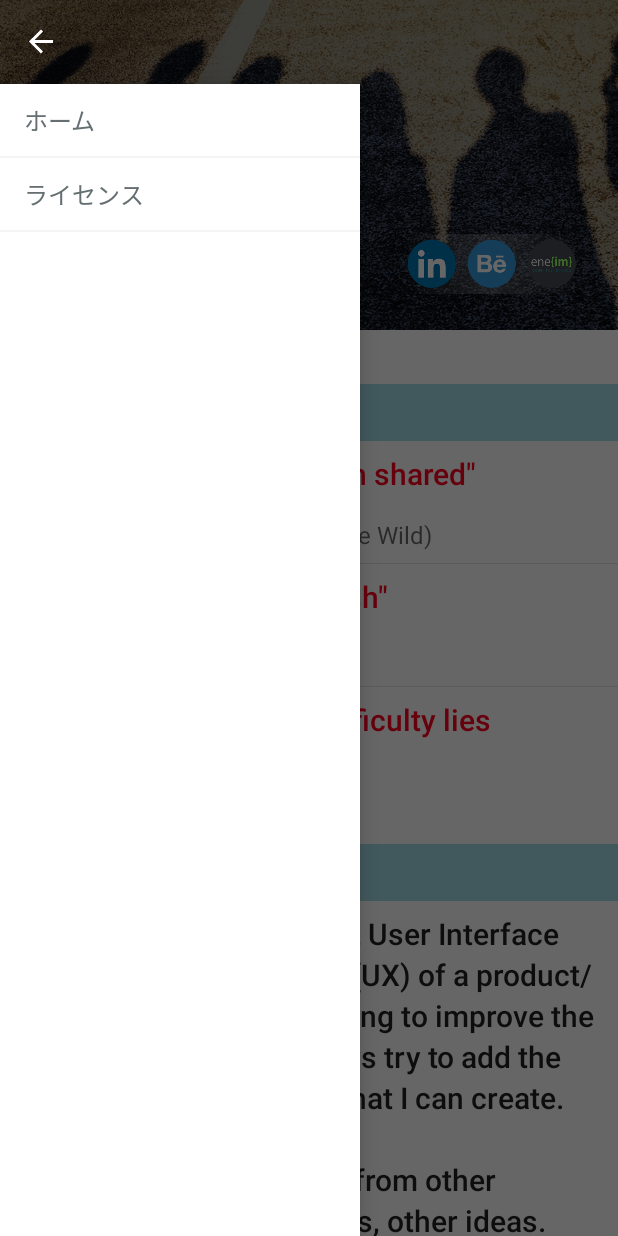
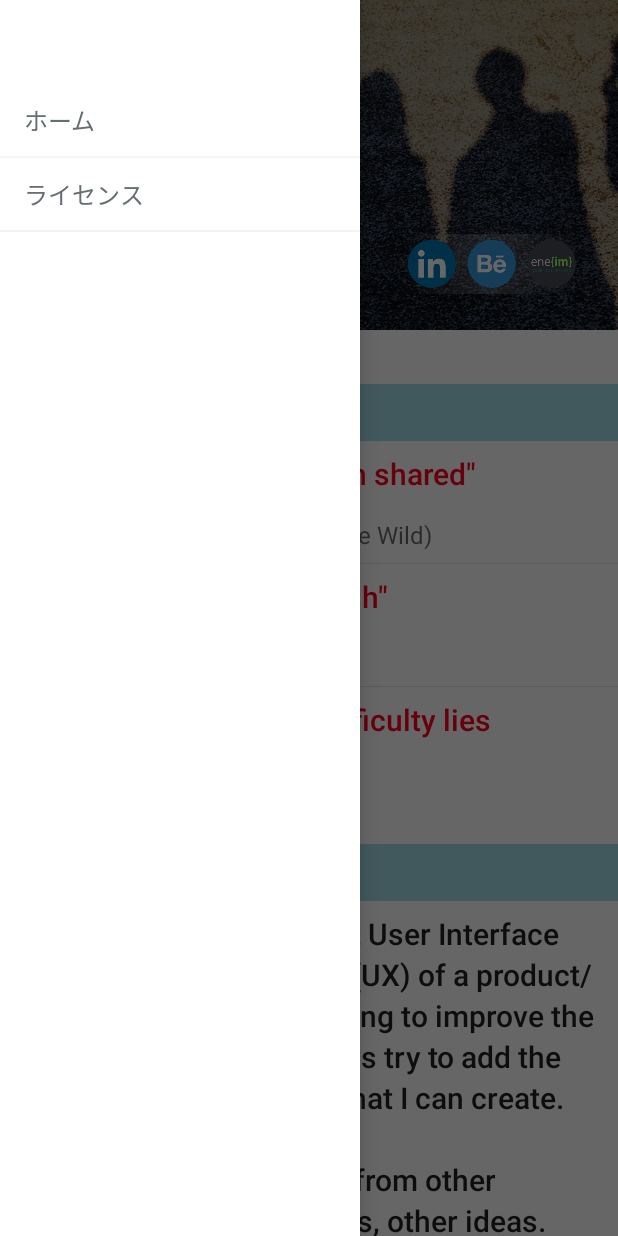
Before and after one commit to HEMAL-PATEL/Resume-1, an Android app: the screen it shows after launch (MyResumeActivity), with the side drawer open, on a phone screen of 412 x 824 dp. Run offline under Robolectric (Android 15) with nearby library versions, the phone set to English and light mode, and no system bars; our stand-ins replace Picasso; libraries missing offline, so code that uses them is left out: com.astuetz; plain views replace PagerSlidingTabStrip; pictures from the network do not load; 6 statements that could not run were skipped.

Commit message:
fix params naming, add translucent statusbar (transparent actually). better visual on home page, blah blah. ref from Google IOSched app

```diff
--- a/mobile/src/main/java/im/ene/lab/resume/MyResumeActivity.java
+++ b/mobile/src/main/java/im/ene/lab/resume/MyResumeActivity.java
@@ -9,8 +9,10 @@ import im.ene.lab.resume.widgets.CircleTransform;
 import im.ene.lab.resume.widgets.KenBurnsView;
 import im.ene.lab.resume.widgets.ObservableHorizontalScrollView;
 import im.ene.lab.resume.widgets.ObservableScrollView.OnScrollChangedListener;
+import im.ene.lab.resume.widgets.ScrimInsetsFrameLayout;
 import im.ene.lab.resume.widgets.TabHolderScrollingContent;
 import android.annotation.SuppressLint;
+import android.graphics.Rect;
 import android.graphics.drawable.ColorDrawable;
 import android.os.Build;
 import android.os.Bundle;
@@ -26,6 +28,9 @@ import android.text.SpannableString;
 import android.util.Log;
 import android.view.MotionEvent;
 import android.view.View;
+import android.view.ViewGroup;
+import android.view.Window;
+import android.view.WindowManager;
 import android.widget.HorizontalScrollView;
 import android.widget.ImageView;
 import android.widget.ScrollView;
@@ -37,12 +42,12 @@ import com.squareup.picasso.Picasso;
 
 @SuppressLint("NewApi")
 public class MyResumeActivity extends ActionBarActivity implements
-        OnScrollChangedListener, NavigationDrawerCallbacks {
+        OnScrollChangedListener, NavigationDrawerCallbacks, ScrimInsetsFrameLayout.OnInsetsCallback {
 
     private int mActionBarTitleColor;
 
     private View mHeader;
-    private static int mHeaderHeight;
+    private static int mHeaderHeight, mActionBarHeight, mStatusBarHeight;
     private KenBurnsView mHeaderPicture;
     private ImageView mHeaderLogo;
 
@@ -59,6 +64,7 @@ public class MyResumeActivity extends ActionBarActivity implements
     private ObservableHorizontalScrollView mSocialButton;
 
     private Toolbar mToolbar;
+    private Window mWindows;
 
     private float mLastAlphaRatio;
 
@@ -72,11 +78,22 @@ public class MyResumeActivity extends ActionBarActivity implements
         mToolbar = (Toolbar) findViewById(R.id.toolbar);
         if (mToolbar != null) {
             setSupportActionBar(mToolbar);
+
+            mActionBarHeight = mToolbar.getHeight();
         }
 
         getSupportActionBar().setTitle("");
         // getSupportActionBar().setDisplayHomeAsUpEnabled(true);
         // getSupportActionBar().setHomeButtonEnabled(true);
+
+        // dealing with status bar:
+        mWindows = getWindow();
+        mWindows.addFlags(WindowManager.LayoutParams.FLAG_DRAWS_SYSTEM_BAR_BACKGROUNDS);
+        mWindows.clearFlags(WindowManager.LayoutParams.FLAG_TRANSLUCENT_STATUS);
+
+        ScrimInsetsFrameLayout scrimInsetsFrameLayout = (ScrimInsetsFrameLayout)
+                findViewById(R.id.capture_insets_frame_layout);
+        scrimInsetsFrameLayout.setOnInsetsCallback(this);
 
         mDrawerLayout = (DrawerLayout) findViewById(R.id.drawer_layout);
         mNavigationDrawerFragment = (NavigationDrawerFragment) getSupportFragmentManager()
@@ -145,10 +162,16 @@ public class MyResumeActivity extends ActionBarActivity implements
                 R.color.tool_bar_want));
         toolbarColor.setAlpha(0);
 
+
         if (Build.VERSION.SDK_INT >= Build.VERSION_CODES.JELLY_BEAN)
             mToolbar.setBackground(toolbarColor);
         else
             mToolbar.setBackgroundDrawable(toolbarColor);
+
+        ColorDrawable statusBarColor = new ColorDrawable(getResources().getColor(R.color.tool_bar_want_dark));
+        statusBarColor.setAlpha(0);
+
+        mWindows.setStatusBarColor(statusBarColor.getColor());
 
         setTitleAlpha(0.0f);
 
@@ -231,7 +254,7 @@ public class MyResumeActivity extends ActionBarActivity implements
         mLastAlphaRatio = ratio;
 
         ViewCompat.setTranslationY(mHeader,
-                Math.max(-t, -(mPagerTabs.getHeight() + headerHeight)));
+                Math.max(-t, -(mPagerTabs.getHeight() + headerHeight - mStatusBarHeight)));
 
         ColorDrawable toolbarColor = new ColorDrawable(getResources().getColor(
                 R.color.tool_bar_want));
@@ -241,54 +264,12 @@ public class MyResumeActivity extends ActionBarActivity implements
         else
             mToolbar.setBackgroundDrawable(toolbarColor);
 
+        ColorDrawable statusBarColor = new ColorDrawable(getResources().getColor(R.color.tool_bar_want_dark));
+        statusBarColor.setAlpha((int) (ratio * 255));
+
+        mWindows.setStatusBarColor(statusBarColor.getColor());
+
         setTitleAlpha(ratio);
-    }
-
-    @Override
-    protected void onPause() {
-
-        // if (!file.exists())
-        // try {
-        // file.createNewFile();
-        // } catch (IOException e1) {
-        // Toast.makeText(this, "false: IO", Toast.LENGTH_SHORT).show();
-        // e1.printStackTrace();
-        // }
-
-		/*
-		 * try { View view = getWindow().getDecorView().getRootView(); //
-		 * view.setDrawingCacheEnabled(true); // Bitmap b =
-		 * view.getDrawingCache().copy(Bitmap.Config.ARGB_8888, // false); //
-		 * view.destroyDrawingCache();
-		 *
-		 * Toast.makeText(this, view.getWidth() + " | " + view.getHeight(),
-		 * Toast.LENGTH_SHORT).show();
-		 *
-		 * Bitmap bitmap = Bitmap.createBitmap(view.getWidth(),
-		 * view.getHeight(), Bitmap.Config.ARGB_8888); // crashes when //
-		 * scale_ratio // is 1 Canvas canvas = new Canvas(bitmap);
-		 * view.draw(canvas);
-		 *
-		 * String file = Environment.getExternalStoragePublicDirectory(
-		 * Environment.DIRECTORY_DCIM).toString() + "/resume.png";
-		 *
-		 * OutputStream outputStream = new FileOutputStream(new File(file));
-		 * bitmap.compress(Bitmap.CompressFormat.PNG, 0, outputStream);
-		 * outputStream.flush(); outputStream.close();
-		 *
-		 * Toast.makeText(this, "success", Toast.LENGTH_SHORT).show(); } catch
-		 * (FileNotFoundException e) { Toast.makeText(this, "false: File",
-		 * Toast.LENGTH_SHORT).show(); e.printStackTrace(); } catch (IOException
-		 * e) { Toast.makeText(this, "false: IO", Toast.LENGTH_SHORT).show();
-		 * e.printStackTrace(); }
-		 */
-        super.onPause();
-    }
-
-    @Override
-    protected void onStop() {
-        super.onStop();
-
     }
 
     @Override
@@ -319,6 +300,24 @@ public class MyResumeActivity extends ActionBarActivity implements
         else
             mToolbar.setBackgroundDrawable(toolbarColor);
 
+        ColorDrawable statusBarColor = new ColorDrawable(getResources().getColor(R.color.tool_bar_want_dark));
+        statusBarColor.setAlpha((int) (ratio * 255));
+
+        mWindows.setStatusBarColor(statusBarColor.getColor());
+
         setTitleAlpha(ratio);
     }
+
+    @Override
+    public void onInsetsChanged(Rect insets) {
+        mStatusBarHeight = insets.top;
+        Toolbar toolbar = mToolbar;
+        ViewGroup.MarginLayoutParams lp = (ViewGroup.MarginLayoutParams)
+                toolbar.getLayoutParams();
+        lp.topMargin = insets.top;
+        int top = insets.top;
+        insets.top += mToolbar.getHeight();
+        toolbar.setLayoutParams(lp);
+        insets.top = top;
+    }
 }
--- /dev/null
+++ b/mobile/src/main/java/im/ene/lab/resume/widgets/ScrimInsetsFrameLayout.java
@@ -0,0 +1,142 @@
+/*
+ * Copyright 2014 Google Inc.
+ *
+ * Licensed under the Apache License, Version 2.0 (the "License");
+ * you may not use this file except in compliance with the License.
+ * You may obtain a copy of the License at
+ *
+ *     http://www.apache.org/licenses/LICENSE-2.0
+ *
+ * Unless required by applicable law or agreed to in writing, software
+ * distributed under the License is distributed on an "AS IS" BASIS,
+ * WITHOUT WARRANTIES OR CONDITIONS OF ANY KIND, either express or implied.
+ * See the License for the specific language governing permissions and
+ * limitations under the License.
+ */
+
+package im.ene.lab.resume.widgets;
+
+import android.content.Context;
+import android.content.res.TypedArray;
+import android.graphics.Canvas;
+import android.graphics.Rect;
+import android.graphics.drawable.Drawable;
+import android.support.v4.view.ViewCompat;
+import android.util.AttributeSet;
+import android.widget.FrameLayout;
+
+import im.ene.lab.resume.R;
+
+/**
+ * A layout that draws something in the insets passed to {@link #fitSystemWindows(Rect)}, i.e. the area above UI chrome
+ * (status and navigation bars, overlay action bars).
+ */
+public class ScrimInsetsFrameLayout extends FrameLayout {
+    private Drawable mInsetForeground;
+
+    private Rect mInsets;
+    private Rect mTempRect = new Rect();
+    private OnInsetsCallback mOnInsetsCallback;
+
+    public ScrimInsetsFrameLayout(Context context) {
+        super(context);
+        init(context, null, 0);
+    }
+
+    public ScrimInsetsFrameLayout(Context context, AttributeSet attrs) {
+        super(context, attrs);
+        init(context, attrs, 0);
+    }
+
+    public ScrimInsetsFrameLayout(Context context, AttributeSet attrs, int defStyle) {
+        super(context, attrs, defStyle);
+        init(context, attrs, defStyle);
+    }
+
+    private void init(Context context, AttributeSet attrs, int defStyle) {
+        final TypedArray a = context.obtainStyledAttributes(attrs,
+                R.styleable.ScrimInsetsView, defStyle, 0);
+        if (a == null) {
+            return;
+        }
+        mInsetForeground = a.getDrawable(R.styleable.ScrimInsetsView_insetForeground);
+        a.recycle();
+
+        setWillNotDraw(true);
+    }
+
+    @Override
+    protected boolean fitSystemWindows(Rect insets) {
+        mInsets = new Rect(insets);
+        setWillNotDraw(mInsetForeground == null);
+        ViewCompat.postInvalidateOnAnimation(this);
+        if (mOnInsetsCallback != null) {
+            mOnInsetsCallback.onInsetsChanged(insets);
+        }
+        return true; // consume insets
+    }
+
+    @Override
+    public void draw(Canvas canvas) {
+        super.draw(canvas);
+
+        int width = getWidth();
+        int height = getHeight();
+        if (mInsets != null && mInsetForeground != null) {
+            int sc = canvas.save();
+            canvas.translate(getScrollX(), getScrollY());
+
+            // Top
+            mTempRect.set(0, 0, width, mInsets.top);
+            mInsetForeground.setBounds(mTempRect);
+            mInsetForeground.draw(canvas);
+
+            // Bottom
+            mTempRect.set(0, height - mInsets.bottom, width, height);
+            mInsetForeground.setBounds(mTempRect);
+            mInsetForeground.draw(canvas);
+
+            // Left
+            mTempRect.set(0, mInsets.top, mInsets.left, height - mInsets.bottom);
+            mInsetForeground.setBounds(mTempRect);
+            mInsetForeground.draw(canvas);
+
+            // Right
+            mTempRect.set(width - mInsets.right, mInsets.top, width, height - mInsets.bottom);
+            mInsetForeground.setBounds(mTempRect);
+            mInsetForeground.draw(canvas);
+
+            canvas.restoreToCount(sc);
+        }
+    }
+
+    @Override
+    protected void onAttachedToWindow() {
+        super.onAttachedToWindow();
+        if (mInsetForeground != null) {
+            mInsetForeground.setCallback(this);
+        }
+    }
+
+    @Override
+    protected void onDetachedFromWindow() {
+        super.onDetachedFromWindow();
+        if (mInsetForeground != null) {
+            mInsetForeground.setCallback(null);
+        }
+    }
+
+    /**
+     * Allows the calling container to specify a callback for custom processing when insets change (i.e. when
+     * {@link #fitSystemWindows(Rect)} is called. This is useful for setting padding on UI elements based on
+     * UI chrome insets (e.g. a Google Map or a ListView). When using with ListView or GridView, remember to set
+     * clipToPadding to false.
+     */
+    public void setOnInsetsCallback(OnInsetsCallback onInsetsCallback) {
+        mOnInsetsCallback = onInsetsCallback;
+    }
+
+    public static interface OnInsetsCallback {
+        public void onInsetsChanged(Rect insets);
+    }
+}
--- a/mobile/src/main/res/layout/activity_cv.xml
+++ b/mobile/src/main/res/layout/activity_cv.xml
@@ -5,16 +5,20 @@
     android:layout_width="match_parent"
     android:layout_height="match_parent"
     android:descendantFocusability="blocksDescendants"
-    android:fitsSystemWindows="true" >
+    android:fitsSystemWindows="false" >
 
     <android.support.v4.widget.DrawerLayout
         android:id="@+id/drawer_layout"
         android:layout_width="match_parent"
-        android:layout_height="match_parent" >
+        android:layout_height="match_parent"
+        android:fitsSystemWindows="true">
 
-        <FrameLayout
+        <im.ene.lab.resume.widgets.ScrimInsetsFrameLayout
+            android:id="@+id/capture_insets_frame_layout"
             android:layout_width="match_parent"
-            android:layout_height="match_parent" >
+            android:layout_height="match_parent"
+            ene:insetForeground="#00000000"
+            android:fitsSystemWindows="true">
 
             <android.support.v4.view.ViewPager
                 android:id="@+id/viewpager"
@@ -34,8 +38,8 @@
 
                     <im.ene.lab.resume.widgets.KenBurnsView
                         android:id="@+id/image_cover"
-                        android:layout_width="fill_parent"
-                        android:layout_height="fill_parent"
+                        android:layout_width="match_parent"
+                        android:layout_height="match_parent"
                         android:scaleType="centerCrop" />
 
                     <View
@@ -121,7 +125,7 @@
                     ene:pstsUnderlineColor="@color/tool_bar_want"
                     ene:pstsUnderlineHeight="0.5dp" />
             </LinearLayout>
-        </FrameLayout>
+        </im.ene.lab.resume.widgets.ScrimInsetsFrameLayout>
 
         <!--
          android:layout_gravity="start" tells DrawerLayout to treat
@@ -143,7 +147,7 @@
             android:layout_width="@dimen/navigation_drawer_width"
             android:layout_height="match_parent"
             android:layout_gravity="start"
-            android:layout_marginTop="?attr/actionBarSize"
+            android:layout_marginTop="?actionBarSize"
             tools:layout="@layout/fragment_navigation_drawer" />
     </android.support.v4.widget.DrawerLayout>
 
--- a/mobile/src/main/res/layout/fragment_navigation_drawer.xml
+++ b/mobile/src/main/res/layout/fragment_navigation_drawer.xml
@@ -1,20 +1,21 @@
 <?xml version="1.0" encoding="utf-8"?>
 <LinearLayout xmlns:android="http://schemas.android.com/apk/res/android"
-    android:layout_width="240.0dip"
-    android:layout_height="fill_parent"
+    android:layout_width="match_parent"
+    android:layout_height="match_parent"
     android:background="@color/background_window"
     android:clickable="true"
     android:orientation="vertical" >
 
     <ListView
         android:id="@+id/listview"
+        android:layout_marginTop="?actionBarSize"
         android:layout_width="match_parent"
         android:layout_height="wrap_content"
         android:divider="@color/border_drawer"
         android:dividerHeight="1.0dip" />
 
     <View
-        android:layout_width="fill_parent"
+        android:layout_width="match_parent"
         android:layout_height="1.0dip"
         android:background="@color/border_drawer" />
 
--- a/mobile/src/main/res/values-sw600dp/dimens.xml
+++ b/mobile/src/main/res/values-sw600dp/dimens.xml
@@ -8,7 +8,7 @@
          Per the design guidelines, navigation drawers should be between 240dp and 320dp:
          https://developer.android.com/design/patterns/navigation-drawer.html
     -->
-    <dimen name="navigation_drawer_width">292.0dp</dimen>
+    <dimen name="navigation_drawer_width">240.0dp</dimen>
     <dimen name="base_horizontal_margin">32.0dip</dimen>
     <dimen name="box_horizontal_margin">16.0dip</dimen>
 
--- a/mobile/src/main/res/values/attrs.xml
+++ b/mobile/src/main/res/values/attrs.xml
@@ -16,4 +16,8 @@
         <attr name="quote_text" format="string" />
         <attr name="quote_author" format="string" />
     </declare-styleable>
+
+    <declare-styleable name="ScrimInsetsView">
+        <attr name="insetForeground" format="reference|color" />
+    </declare-styleable>
 </resources>
--- a/mobile/src/main/res/values/colors.xml
+++ b/mobile/src/main/res/values/colors.xml
@@ -86,5 +86,6 @@
     <color name="main">#63C3FF</color>
     <color name="actionbar_title_color">@android:color/white</color>
 
+    <color name="translucent_statusbar_background">#cc3f51b5</color>
     <color name="background_profile_cover_overlay">#66000000</color>
 </resources>
```
